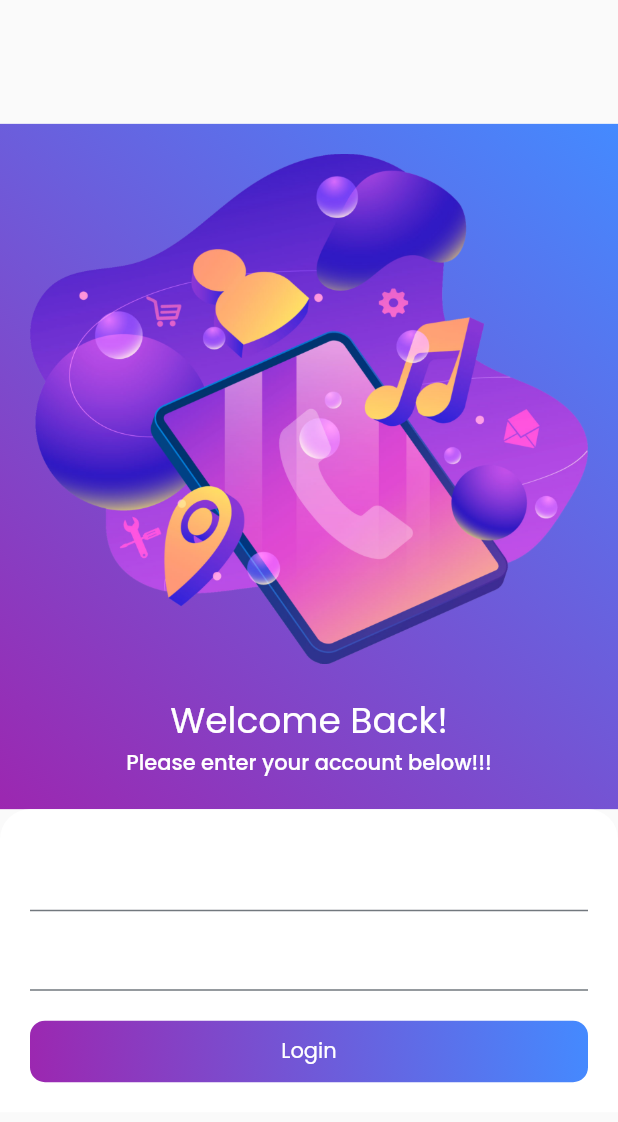
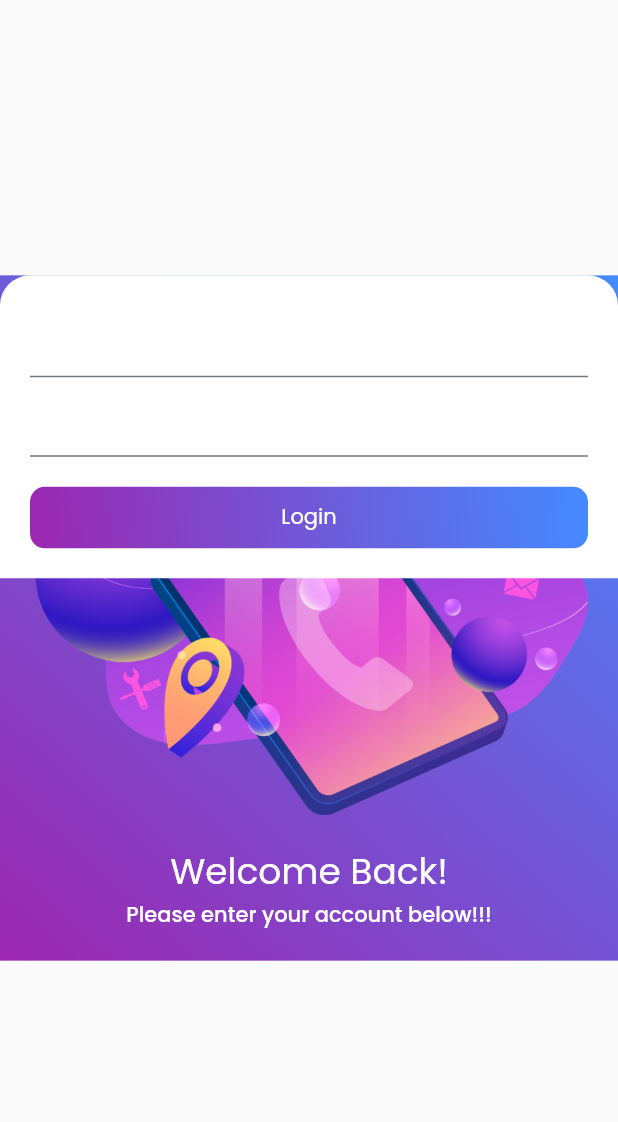
Before and after one commit to IvanSholana/chat_app, a Flutter app: the screen it shows after launch, on a phone screen of 412 x 824 dp. Shown: the top 1122 px of the screen. Run offline on Flutter 3.47's test engine with Material 2 defaults, Android fonts, the phone set to English and light mode, and no system bars; our stand-ins replace google_fonts.

```diff
--- a/lib/screens/login_screen.dart
+++ b/lib/screens/login_screen.dart
@@ -11,8 +11,7 @@ class _LoginScreenState extends State<LoginScreen> {
     return Scaffold(
       body: Center(
         child: SingleChildScrollView(
-          child: Column(
-            mainAxisSize: MainAxisSize.min,
+          child: Stack(
             children: [
               _buildHeader(context),
               _buildLoginForm(context),
```
Also changed, not shown: lib/screens/login_form.dart (added).
